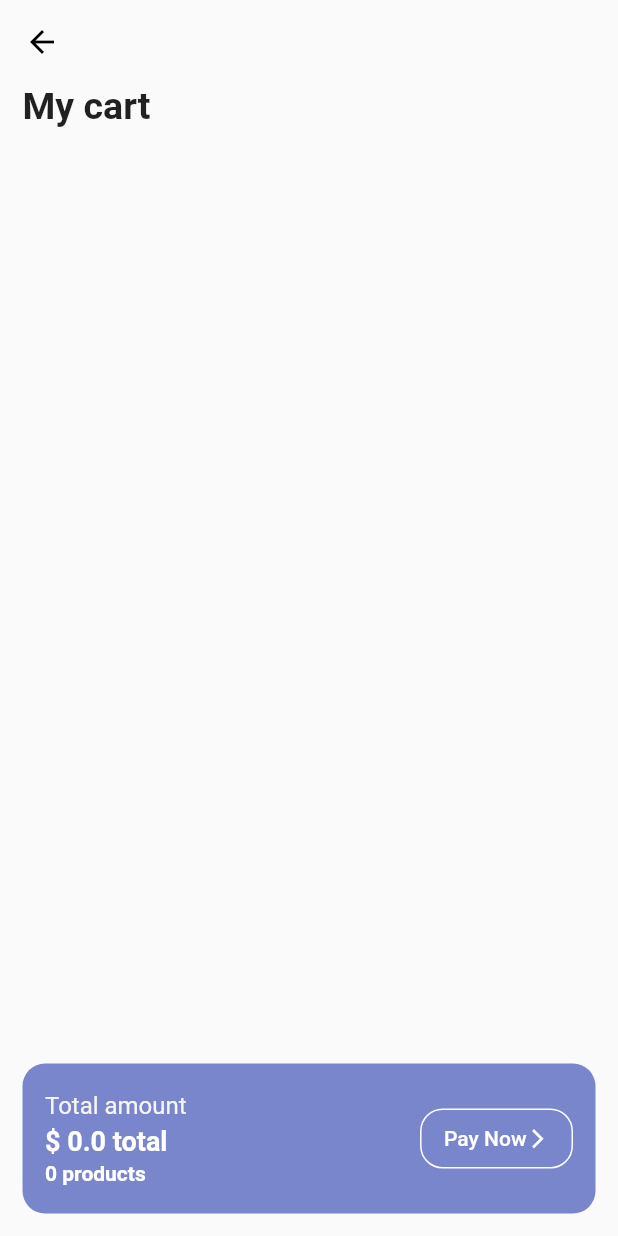
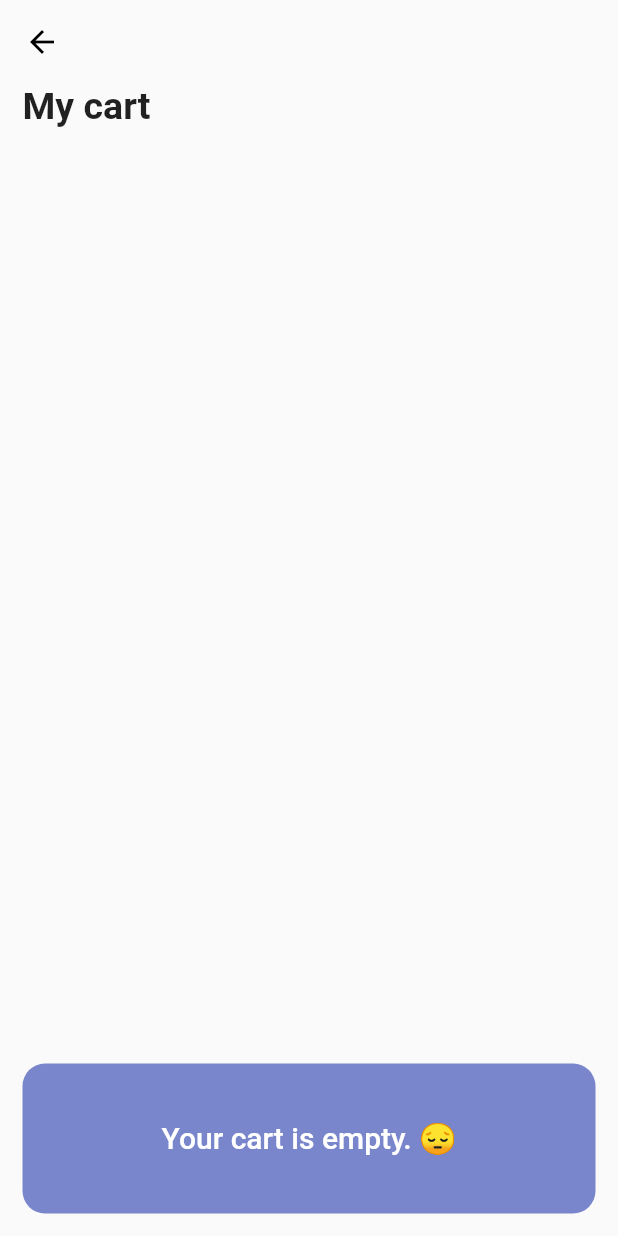
Before and after one commit to ruvima/grocery_shop_app_ui, a Flutter app: the CartScreen screen opened by its route, on a phone screen of 412 x 824 dp. Run offline on Flutter 3.47's test engine with Material 2 defaults, Android fonts, the light colour scheme and no system bars; our stand-ins replace bloc, equatable, flutter_bloc, rxdart.

Commit message:
Display empty cart message when the cart is empty

```diff
--- a/lib/screens/cart_screen.dart
+++ b/lib/screens/cart_screen.dart
@@ -43,6 +43,7 @@ class _PaymentSummaryWidget extends StatelessWidget {
   @override
   Widget build(BuildContext context) {
     return Container(
+      width: double.infinity,
       height: 100,
       decoration: BoxDecoration(
         color: Colors.indigo.shade300,
@@ -50,12 +51,23 @@ class _PaymentSummaryWidget extends StatelessWidget {
       ),
       child: Padding(
         padding: const EdgeInsets.all(15.0),
-        child: Row(
+        child: BlocBuilder<TotalProductBloc, TotalProductState>(
+            builder: (context, state) {
+          return state.productQuantity == 0
+              ? const Center(
+                  child: Text(
+                    'Your cart is empty. 😔',
+                    style: TextStyle(
+                      fontSize: 20,
+                      color: Colors.white,
+                      fontWeight: FontWeight.w500,
+                    ),
+                  ),
+                )
+              : Row(
                   mainAxisAlignment: MainAxisAlignment.spaceBetween,
                   children: [
-            BlocBuilder<TotalProductBloc, TotalProductState>(
-              builder: (context, state) {
-                return Column(
+                    Column(
                       crossAxisAlignment: CrossAxisAlignment.start,
                       mainAxisAlignment: MainAxisAlignment.spaceEvenly,
                       children: [
@@ -80,8 +92,6 @@ class _PaymentSummaryWidget extends StatelessWidget {
                               color: Colors.white, fontWeight: FontWeight.bold),
                         ),
                       ],
-                );
-              },
                     ),
                     ElevatedButton(
                       onPressed: () {},
@@ -109,7 +119,8 @@ class _PaymentSummaryWidget extends StatelessWidget {
                       ),
                     ),
                   ],
-        ),
+                );
+        }),
       ),
     );
   }
```
Lines whose indentation alone changed are shown as unchanged.
